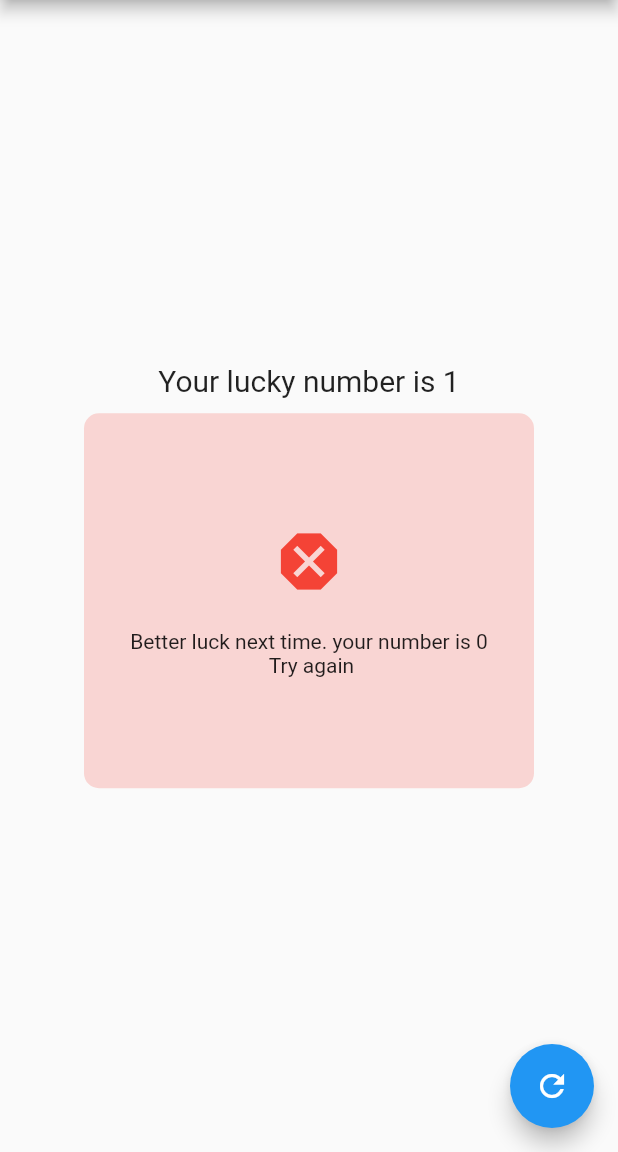
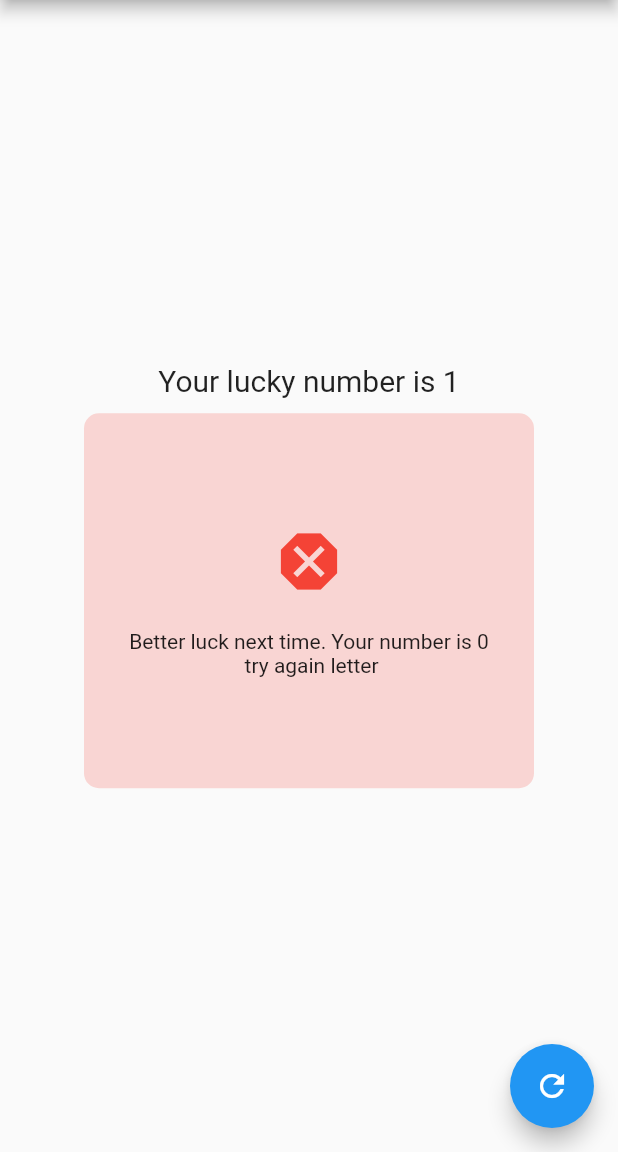
Before and after one commit to shafi21064/Lottery_app, a Flutter app: the screen it shows after launch, on a phone screen of 412 x 824 dp, the part 84-1236 px from its top. Run offline on Flutter 3.47's test engine with Material 2 defaults, Android fonts, the phone set to English and light mode, and no system bars.

Commit message:
logical part has been changed

```diff
--- a/lib/view/Screen/home.dart
+++ b/lib/view/Screen/home.dart
@@ -14,7 +14,6 @@ class _HomeScreenState extends State<HomeScreen> {
 
   void buttonWork() {
     randomNumber = random.nextInt(3);
-    print(randomNumber);
     setState(() {});
   }
 
@@ -43,39 +42,25 @@ class _HomeScreenState extends State<HomeScreen> {
                       color: randomNumber==1? Colors.green.withOpacity(.2):Colors.red.withOpacity(.2),
                       borderRadius: BorderRadius.circular(10)),
                   child: Center(
-                    child: randomNumber == 1? Column(
+                      child: Column(
                         mainAxisAlignment: MainAxisAlignment.center,
                         children: [
-                        const Icon(
-                          Icons.done_outline_sharp,
-                          color: Colors.green,
+                          Icon(
+                            randomNumber==1 ? Icons.done_outline_sharp: Icons.dangerous,
+                            color: randomNumber==1?Colors.green:Colors.red,
                             size: 50,
                           ),
                           const SizedBox(
                             height: 20,
                           ),
                           Text(
-                          'Congratulation!! your number is $randomNumber\n You won the lottery',
+                            randomNumber==1 ?
+                            'Congratulation!! your number is $randomNumber\n You won the lottery':
+                            'Better luck next time. Your number is $randomNumber\n try again letter',
                             textAlign: TextAlign.center,
                           )
                         ],
-                    ):Column(
-                      mainAxisAlignment: MainAxisAlignment.center,
-                      children: [
-                        const Icon(
-                          Icons.dangerous,
-                          color: Colors.red,
-                          size: 50,
-                        ),
-                        const SizedBox(
-                          height: 20,
-                        ),
-                        Text(
-                          'Better luck next time. your number is $randomNumber \n Try again',
-                          textAlign: TextAlign.center,
                       )
-                      ],
-                    ),
                   ),
                 )
               ],
```
Lines whose indentation alone changed are shown as unchanged.
